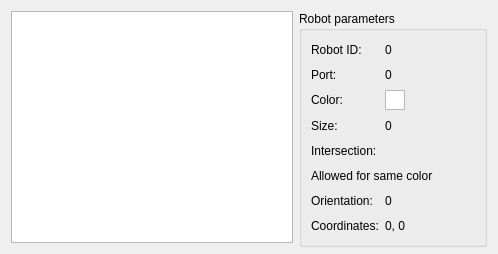
First picture: the form in robotwindow.ui, repository SmirnoffYM/AI-simulator, before the edit.
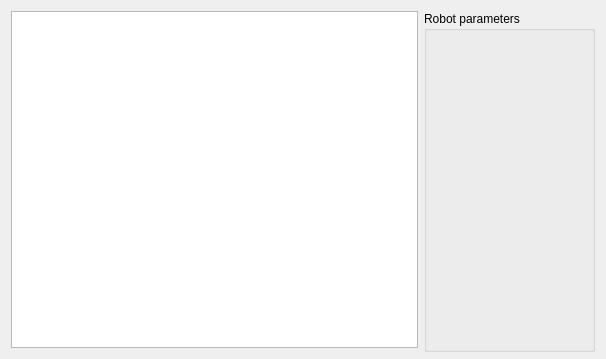
Second picture: the form after the edit.

Commit message: Added custom robot params; modified RobotWindow UI

Patch:
```diff
--- a/robotwindow.ui
+++ b/robotwindow.ui
@@ -9,20 +9,20 @@
    <rect>
     <x>0</x>
     <y>0</y>
-    <width>498</width>
-    <height>254</height>
+    <width>606</width>
+    <height>359</height>
    </rect>
   </property>
   <property name="minimumSize">
    <size>
-    <width>498</width>
-    <height>254</height>
+    <width>606</width>
+    <height>359</height>
    </size>
   </property>
   <property name="maximumSize">
    <size>
-    <width>498</width>
-    <height>254</height>
+    <width>606</width>
+    <height>359</height>
    </size>
   </property>
   <property name="windowTitle">
@@ -36,128 +36,35 @@
     <widget class="QGroupBox" name="statsGroupBox">
      <property name="minimumSize">
       <size>
-       <width>188</width>
-       <height>236</height>
+       <width>171</width>
+       <height>341</height>
       </size>
      </property>
      <property name="maximumSize">
       <size>
-       <width>188</width>
-       <height>236</height>
+       <width>171</width>
+       <height>341</height>
       </size>
      </property>
      <property name="title">
       <string>Robot parameters</string>
      </property>
-     <layout class="QFormLayout" name="formLayout">
-      <item row="0" column="0">
-       <widget class="QLabel" name="robotIdLabel">
-        <property name="text">
-         <string>Robot ID:</string>
-        </property>
-       </widget>
-      </item>
-      <item row="0" column="1">
-       <widget class="QLabel" name="robotIdValueLabel">
-        <property name="text">
-         <string>0</string>
-        </property>
-       </widget>
-      </item>
-      <item row="1" column="0">
-       <widget class="QLabel" name="portLabel">
-        <property name="text">
-         <string>Port:</string>
-        </property>
-       </widget>
-      </item>
-      <item row="1" column="1">
-       <widget class="QLabel" name="portValueLabel">
-        <property name="text">
-         <string>0</string>
-        </property>
-       </widget>
-      </item>
-      <item row="2" column="0">
-       <widget class="QLabel" name="colorLabel">
-        <property name="text">
-         <string>Color:</string>
-        </property>
-       </widget>
-      </item>
-      <item row="2" column="1">
-       <widget class="QGraphicsView" name="colorGraphicsView">
-        <property name="minimumSize">
-         <size>
-          <width>20</width>
-          <height>20</height>
-         </size>
-        </property>
-        <property name="maximumSize">
-         <size>
-          <width>20</width>
-          <height>20</height>
-         </size>
-        </property>
-       </widget>
-      </item>
-      <item row="3" column="0">
-       <widget class="QLabel" name="sizeLabel">
-        <property name="text">
-         <string>Size:</string>
-        </property>
-       </widget>
-      </item>
-      <item row="3" column="1">
-       <widget class="QLabel" name="sizeValueLabel">
-        <property name="text">
-         <string>0</string>
-        </property>
-       </widget>
-      </item>
-      <item row="4" column="0">
-       <widget class="QLabel" name="intersectionTypeLabel">
-        <property name="text">
-         <string>Intersection:</string>
-        </property>
-       </widget>
-      </item>
-      <item row="5" column="0" colspan="2">
-       <widget class="QLabel" name="intersectionTypeValueLabel">
-        <property name="text">
-         <string>Allowed for same color</string>
-        </property>
-       </widget>
-      </item>
-      <item row="6" column="0">
-       <widget class="QLabel" name="orientationLabel">
-        <property name="text">
-         <string>Orientation:</string>
-        </property>
-       </widget>
-      </item>
-      <item row="6" column="1">
-       <widget class="QLabel" name="orientationValueLabel">
-        <property name="text">
-         <string>0</string>
-        </property>
-       </widget>
-      </item>
-      <item row="7" column="0">
-       <widget class="QLabel" name="coordsLabel">
-        <property name="text">
-         <string>Coordinates:</string>
-        </property>
-       </widget>
-      </item>
-      <item row="7" column="1">
-       <widget class="QLabel" name="coordsValueLabel">
-        <property name="text">
-         <string>0, 0</string>
-        </property>
-       </widget>
-      </item>
-     </layout>
+     <widget class="QLabel" name="parametersLabel">
+      <property name="geometry">
+       <rect>
+        <x>10</x>
+        <y>20</y>
+        <width>151</width>
+        <height>311</height>
+       </rect>
+      </property>
+      <property name="text">
+       <string/>
+      </property>
+      <property name="alignment">
+       <set>Qt::AlignLeading|Qt::AlignLeft|Qt::AlignTop</set>
+      </property>
+     </widget>
     </widget>
    </item>
   </layout>
```
Left out of the diff: 2 changed lines with no effect on the pictures. The commit also changes 6 other files.
